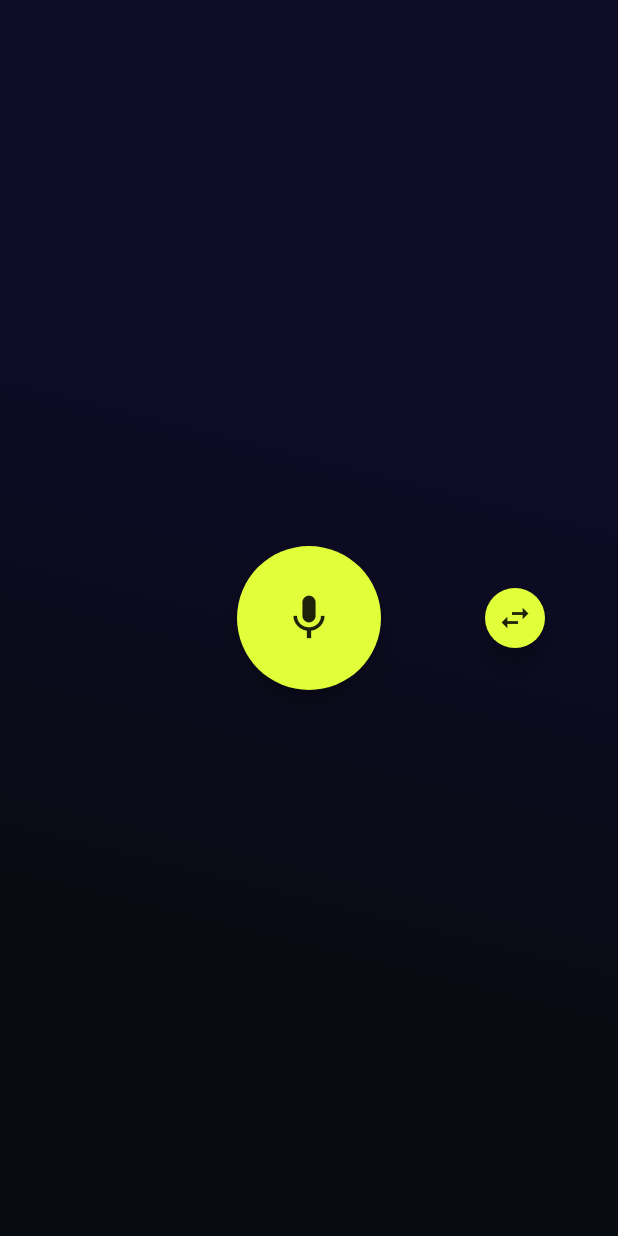
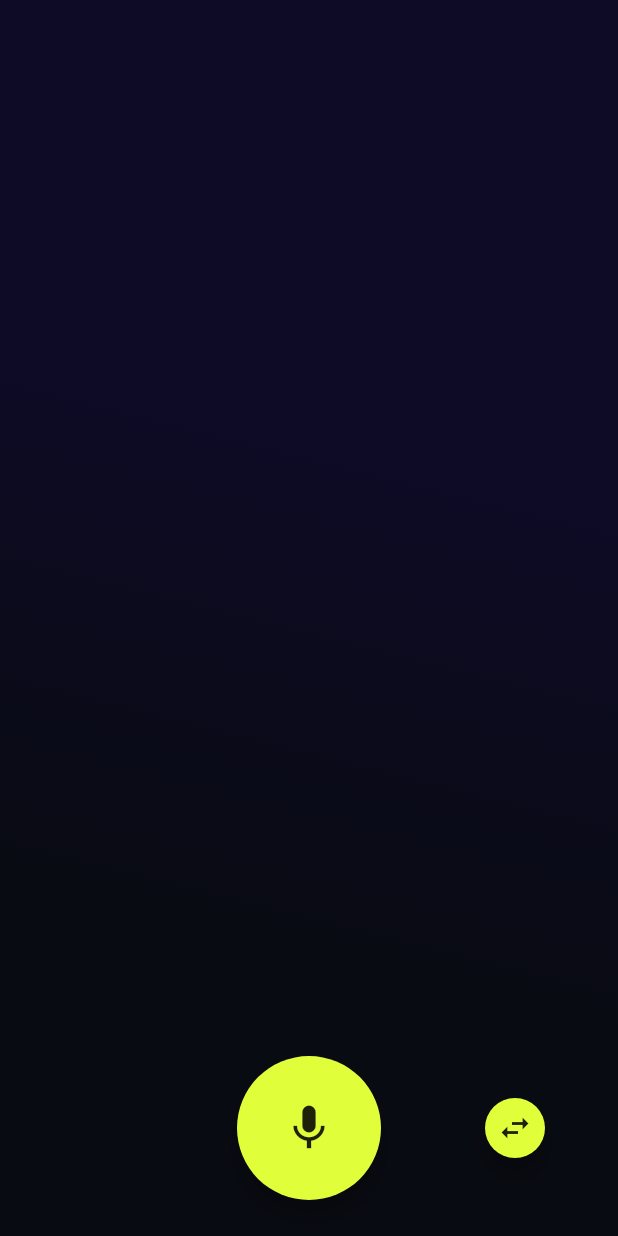
Before and after one commit to ashpakouski/SoundRecognizer-Flutter, a Flutter app: the screen it shows after launch, on a phone screen of 412 x 824 dp. Run offline on Flutter 3.47's test engine with Material 2 defaults, Android fonts, the phone set to English and light mode, and no system bars; our stand-ins replace bloc, dio, flutter_bloc, flutter_spinkit, permission_handler; missing offline and left inert: audio_session, flutter_sound, flutter_sound_platform_interface.

Commit message:
Align main buttons

```diff
--- a/lib/screens/home/home_screen.dart
+++ b/lib/screens/home/home_screen.dart
@@ -17,13 +17,20 @@ class HomeScreen extends StatelessWidget {
       ),
       child: Scaffold(
         backgroundColor: Colors.transparent,
-        body: Row(
+        body: Stack(
+          children: [
+            Column(
+              mainAxisAlignment: MainAxisAlignment.end,
+              children: [
+                Padding(
+                  padding: const EdgeInsets.symmetric(vertical: 24.0),
+                  child: Row(
                     mainAxisAlignment: MainAxisAlignment.spaceAround,
                     crossAxisAlignment: CrossAxisAlignment.center,
                     // crossAxisAlignment: CrossAxisAlignment.center,
                     children: [
                       Container(width: screen.width / 3),
-            Container(
+                      SizedBox(
                         width: screen.width / 3,
                         child: Center(
                           child: FloatingActionButton.large(
@@ -36,7 +43,7 @@ class HomeScreen extends StatelessWidget {
                           ),
                         ),
                       ),
-            Container(
+                      SizedBox(
                         width: screen.width / 3,
                         child: Center(
                           child: FloatingActionButton.small(
@@ -52,6 +59,11 @@ class HomeScreen extends StatelessWidget {
                     ],
                   ),
                 ),
+              ],
+            ),
+          ],
+        ),
+      ),
     );
   }
 }
```
Lines whose indentation alone changed are shown as unchanged.
